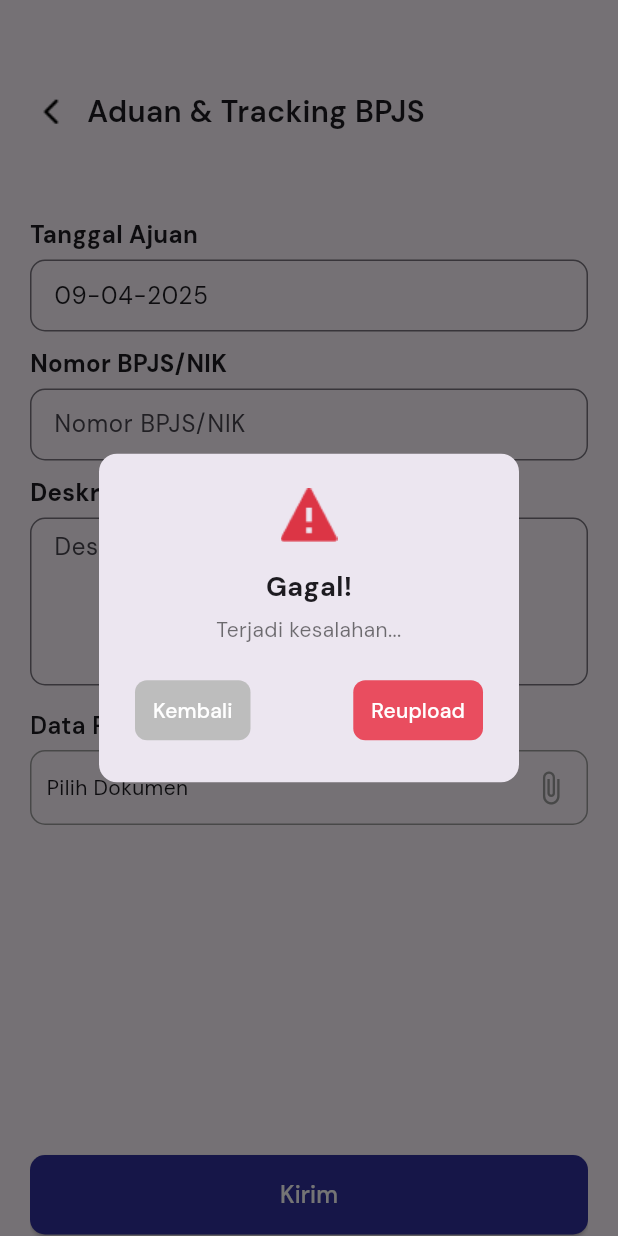
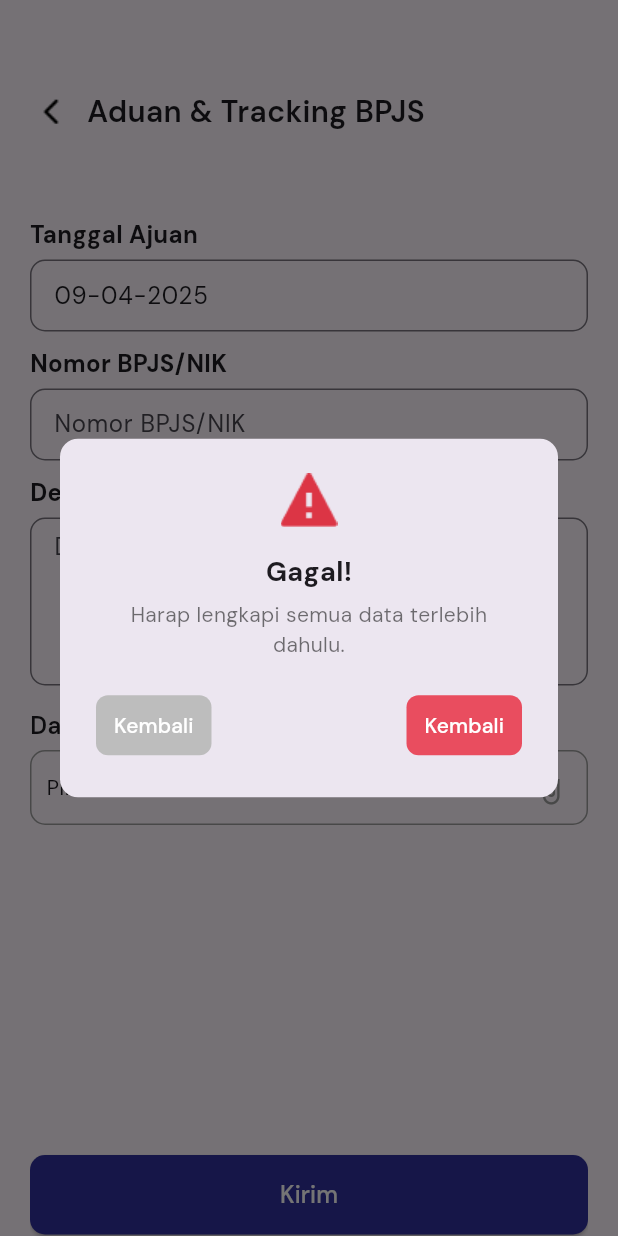
Before and after one commit to ssscholastica/e-Tuntas, a Flutter app: the AduanFormPage screen opened directly with empty values, after a tap on "Kirim", on a phone screen of 412 x 824 dp. Run offline on Flutter 3.47's test engine with Material 3 defaults, Android fonts, the light colour scheme and no system bars; our stand-ins replace badges, dropdown_search, file_picker, google_fonts, open_file, shared_preferences; accounts and stored records are empty.

Commit message:
Form Aduan

```diff
--- a/lib/bpjs/form-aduan.dart
+++ b/lib/bpjs/form-aduan.dart
@@ -1,8 +1,10 @@
+import 'dart:convert';
 import 'dart:io';
 
 import 'package:file_picker/file_picker.dart';
 import 'package:flutter/material.dart';
 import 'package:flutter/services.dart';
+import 'package:http/http.dart' as http;
 import 'package:intl/intl.dart';
 import 'package:open_file/open_file.dart';
 
@@ -130,6 +132,7 @@
     "Deskripsi": TextEditingController(),
   };
   String? _filePath;
+  File? _selectedFile;
 
   Future<void> selectDate(BuildContext context) async {
     DateTime? pickedDate = await showDatePicker(
@@ -146,12 +149,48 @@
     }
   }
 
-  void submitForm() {
-    if (controllers["Tanggal Ajuan"]!.text.isNotEmpty &&
-        controllers["Nomor BPJS/NIK"]!.text.isNotEmpty &&
-        controllers["Deskripsi"]!.text.isNotEmpty &&
-        _filePath != null &&
-        _filePath!.isNotEmpty) {
+  void submitForm() async {
+  String tanggalAjuan = controllers["Tanggal Ajuan"]!.text;
+  String nomorBpjsNik = controllers["Nomor BPJS/NIK"]!.text;
+  String deskripsi = controllers["Deskripsi"]!.text;
+
+  if (tanggalAjuan.isEmpty ||
+      nomorBpjsNik.isEmpty ||
+      deskripsi.isEmpty ||
+      _filePath == null ||
+      _filePath!.isEmpty) {
+    _showDialog(
+      success: false,
+      title: "Gagal!",
+      message: "Harap lengkapi semua data terlebih dahulu.",
+      buttonText: "Kembali",
+      onPressed: () => Navigator.pop(context),
+    );
+    return;
+  }
+
+  try {
+    var uri = Uri.parse("http://10.0.2.2:8000/api/pengaduan-bpjs");
+    var request = http.MultipartRequest("POST", uri);
+
+    request.fields['tanggal_ajuan'] = tanggalAjuan;
+    request.fields['nomor_bpjs_nik'] = nomorBpjsNik;
+    request.fields['deskripsi'] = deskripsi;
+
+    if (_selectedFile != null) {
+      request.files.add(await http.MultipartFile.fromPath(
+        'data_pendukung',
+        _selectedFile!.path,
+      ));
+    }
+
+    var response = await request.send();
+    final respStr = await response.stream.bytesToString();
+
+    print('Status code: ${response.statusCode}');
+    print('Response body: $respStr');
+
+    if (response.statusCode == 200 || response.statusCode == 201) {
       _showDialog(
         success: true,
         title: "Berhasil!",
@@ -160,19 +199,40 @@
         onPressed: () {
           Navigator.pop(context);
           Navigator.pop(context, {
-            "Tanggal Ajuan": controllers["Tanggal Ajuan"]!.text,
-            "Nomor BPJS/NIK": controllers["Nomor BPJS/NIK"]!.text,
-            "Deskripsi": controllers["Deskripsi"]!.text,
-            "Data Pendukung": _filePath ?? "Tidak ada file",
+            "Tanggal Ajuan": tanggalAjuan,
+            "Nomor BPJS/NIK": nomorBpjsNik,
+            "Deskripsi": deskripsi,
+            "Data Pendukung": _filePath!,
           });
         },
       );
     } else {
+      String errorMessage = "Terjadi kesalahan. Coba lagi nanti.";
+
+      try {
+        var jsonResp = json.decode(respStr);
+        errorMessage = jsonResp["message"] ?? errorMessage;
+      } catch (e) {
+        print("Gagal decode JSON: $e");
+        if (respStr.contains('<!DOCTYPE html>')) {
+          errorMessage = "Terjadi kesalahan pada server (HTML error page).";
+        }
+      }
+
       _showDialog(
         success: false,
         title: "Gagal!",
-        message: "Terjadi kesalahan...",
+        message: errorMessage,
         buttonText: "Reupload",
+        onPressed: () => Navigator.pop(context),
+      );
+    }
+  } catch (e) {
+    _showDialog(
+      success: false,
+      title: "Error",
+      message: "Terjadi kesalahan: $e",
+      buttonText: "Kembali",
       onPressed: () => Navigator.pop(context),
     );
   }
@@ -250,8 +310,8 @@
     );
   }
 
-  Widget buildTextField({
-    required String label,
+  Widget buildTextField(
+      {required String label,
       required String hint,
       required TextEditingController controller,
       bool readOnly = false,
@@ -268,8 +328,7 @@
           controller: controller,
           readOnly: readOnly,
           maxLines: maxLines,
-          keyboardType:
-                  isNumber ? TextInputType.number : TextInputType.text,
+          keyboardType: isNumber ? TextInputType.number : TextInputType.text,
           inputFormatters:
               isNumber ? [FilteringTextInputFormatter.digitsOnly] : null,
           decoration: InputDecoration(
@@ -346,8 +405,7 @@
                           maxLines: 4),
                       uploadDokumen("Data Pendukung", (File? selectedFile) {
                         setState(() {
-                          _filePath =
-                              selectedFile?.path.split('/').last;
+                          _filePath = selectedFile?.path.split('/').last;
                         });
                       }),
                       const SizedBox(height: 20),
--- a/lib/main.dart
+++ b/lib/main.dart
@@ -1,4 +1,4 @@
-import 'package:etuntas/splashScreen.dart';
+import 'package:etuntas/home.dart';
 import 'package:flutter/material.dart';
 import 'package:google_fonts/google_fonts.dart';
 
@@ -17,7 +17,7 @@
       theme: ThemeData(
         textTheme: GoogleFonts.dmSansTextTheme(),
       ),
-      home: const SplashScreen(),
+      home: const Home(),
     );
   }
 }
```
Also changed, not shown: lib/login-signup/login.dart (+71 -26 lines), lib/network/auth_services.dart (+10 -7 lines). Lines whose indentation alone changed are shown as unchanged.
